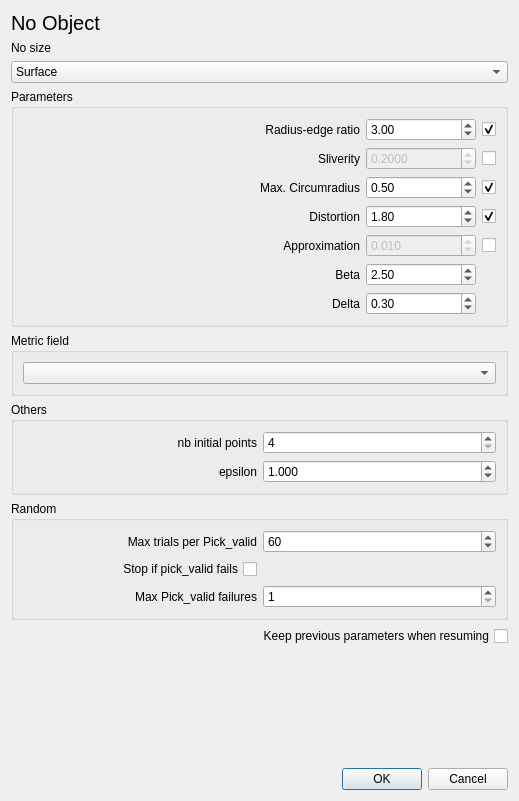
MaelRL/cgal, file Anisotropic_mesh_3/demo/ui_files/Aniso_meshing_dialog.ui: the form before one commit.
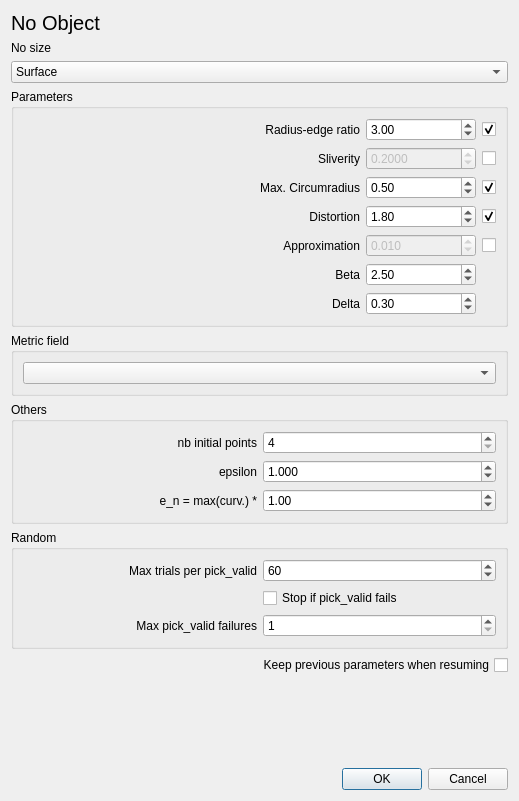
The form after the commit.

Commit message: add framework to multiply en by a factor in the demo

```diff
--- a/Anisotropic_mesh_3/demo/ui_files/Aniso_meshing_dialog.ui
+++ b/Anisotropic_mesh_3/demo/ui_files/Aniso_meshing_dialog.ui
@@ -412,6 +412,26 @@
         </property>
        </widget>
       </item>
+      <item row="2" column="1">
+       <widget class="QDoubleSpinBox" name="en_factor">
+        <property name="value">
+         <double>1.000000000000000</double>
+        </property>
+       </widget>
+      </item>
+      <item row="2" column="0">
+       <widget class="QLabel" name="en_factor_label">
+        <property name="layoutDirection">
+         <enum>Qt::LeftToRight</enum>
+        </property>
+        <property name="text">
+         <string>e_n = max(curv.) *</string>
+        </property>
+        <property name="alignment">
+         <set>Qt::AlignRight|Qt::AlignTrailing|Qt::AlignVCenter</set>
+        </property>
+       </widget>
+      </item>
      </layout>
     </widget>
    </item>
@@ -437,7 +457,7 @@
       <item row="0" column="0">
        <widget class="QLabel" name="maxTries_label">
         <property name="text">
-         <string>Max trials per Pick_valid</string>
+         <string>Max trials per pick_valid</string>
         </property>
         <property name="alignment">
          <set>Qt::AlignRight|Qt::AlignTrailing|Qt::AlignVCenter</set>
@@ -460,14 +480,14 @@
       <item row="3" column="0">
        <widget class="QLabel" name="maxPickFailures_label">
         <property name="text">
-         <string>Max Pick_valid failures</string>
+         <string>Max pick_valid failures</string>
         </property>
         <property name="alignment">
          <set>Qt::AlignRight|Qt::AlignTrailing|Qt::AlignVCenter</set>
         </property>
        </widget>
       </item>
-      <item row="1" column="0">
+      <item row="1" column="1">
        <widget class="QCheckBox" name="pick_valid_causes_stop">
         <property name="minimumSize">
          <size>
@@ -476,7 +496,7 @@
          </size>
         </property>
         <property name="layoutDirection">
-         <enum>Qt::RightToLeft</enum>
+         <enum>Qt::LeftToRight</enum>
         </property>
         <property name="text">
          <string>Stop if pick_valid fails</string>
```
The commit also changes 3 other files.
